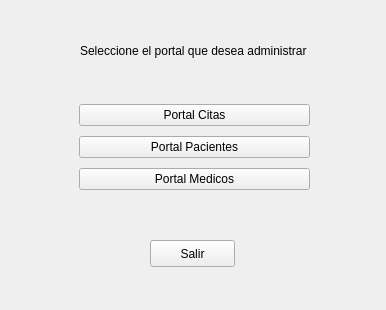
Old version of the form Archivos QT/sportal.ui in the repository Hellthrash/PTCS.
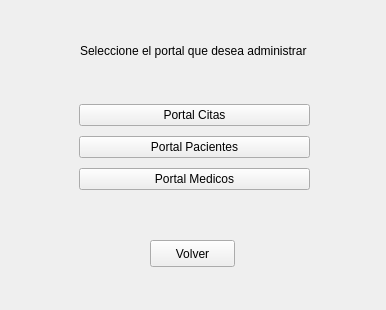
New version of the form.

```diff
--- a/Archivos QT/sportal.ui
+++ b/Archivos QT/sportal.ui
@@ -51,7 +51,7 @@
     </rect>
    </property>
    <property name="text">
-    <string>Salir</string>
+    <string>Volver</string>
    </property>
   </widget>
   <widget class="QWidget" name="verticalLayoutWidget">
```
